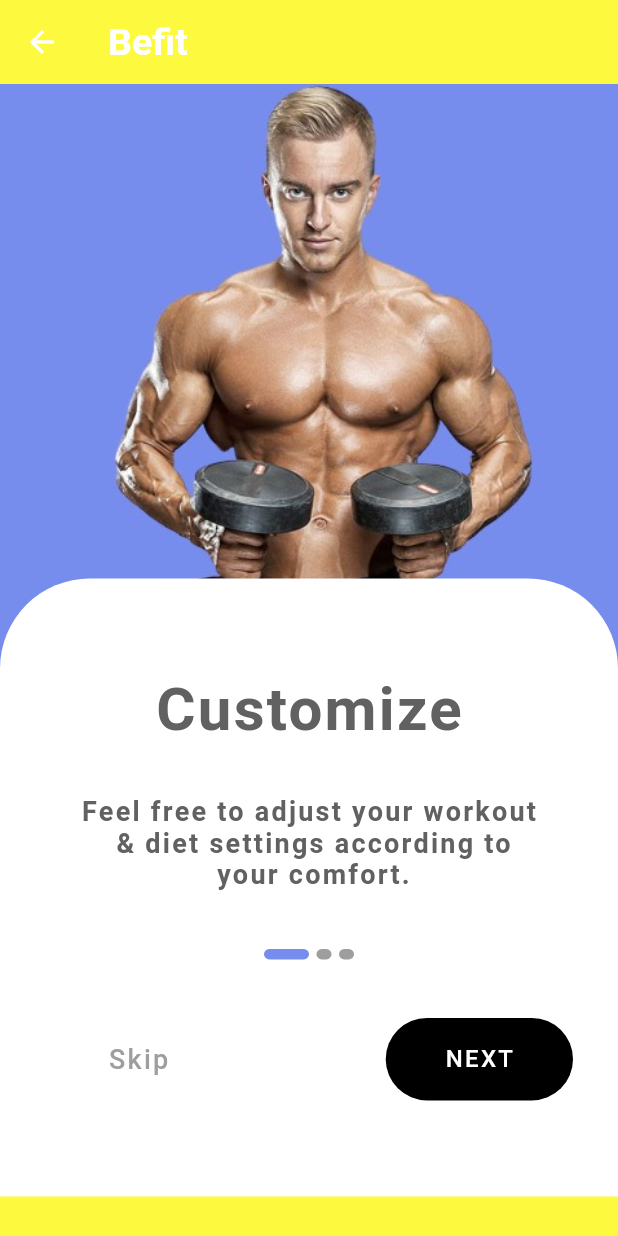
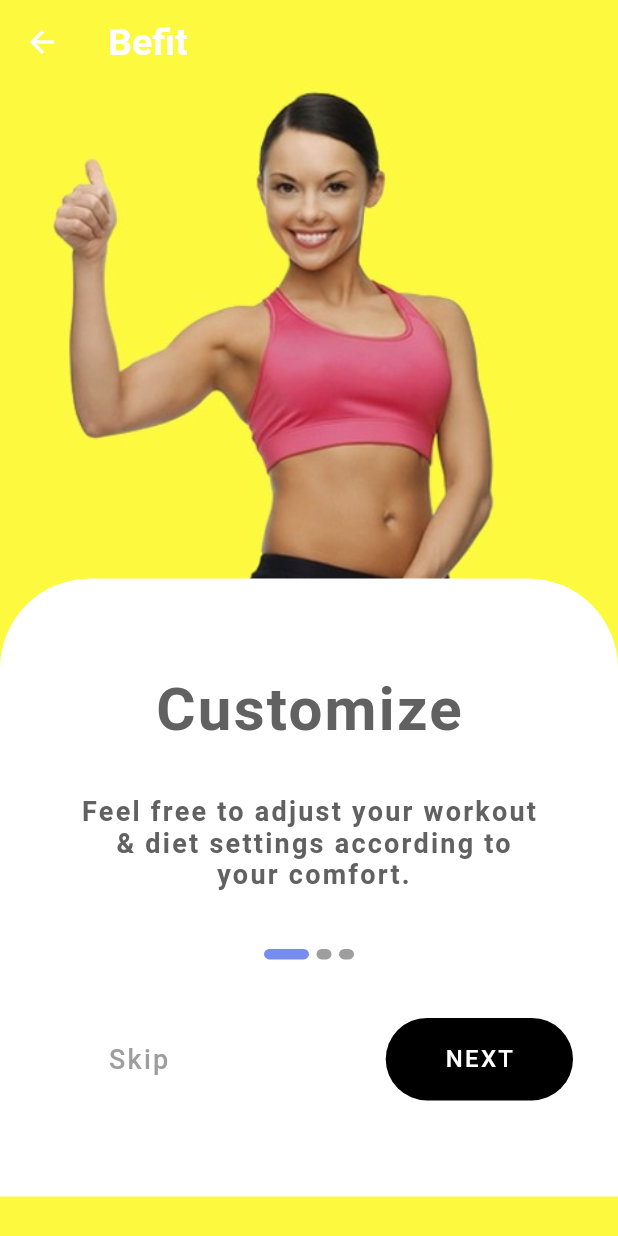
Before and after one commit to Johnsonojo/flutter_assignment_group_2, a Flutter app: the SecondPage screen opened directly, on a phone screen of 412 x 824 dp. Run offline on Flutter 3.47's test engine with Material 2 defaults, Android fonts, the phone set to English and light mode, and no system bars.

Commit message:
Added second image and changed background color

```diff
--- a/lib/main.dart
+++ b/lib/main.dart
@@ -1,5 +1,6 @@
 import 'package:flutter/material.dart';
-import 'package:flutter_assignment_group_2/my_app.dart';
+
+import 'my_app.dart';
 
 void main() {
   runApp(const MyApp());
--- a/lib/screens/second_page.dart
+++ b/lib/screens/second_page.dart
@@ -1,5 +1,6 @@
 import 'package:flutter/material.dart';
-import 'package:flutter_assignment_group_2/components/reusable_button.dart';
+
+import '../components/reusable_button.dart';
 
 class SecondPage extends StatelessWidget {
   const SecondPage({Key? key}) : super(key: key);
@@ -21,7 +22,7 @@ class SecondPage extends StatelessWidget {
           ),
         ),
         elevation: 0.0,
-        backgroundColor: Color.fromARGB(255, 252, 249, 62),
+        backgroundColor: Color.fromRGBO(252, 249, 62, 1),
       ),
       body: SafeArea(
         child: Container(
@@ -37,7 +38,7 @@ class SecondPage extends StatelessWidget {
                 decoration: const BoxDecoration(
                   image: DecorationImage(
                     fit: BoxFit.cover,
-                    image: AssetImage("images/muscled-guy.jpg"),
+                    image: AssetImage("images/secondpage.jpg"),
                   ),
                 ),
               ),
```
Also changed, not shown: lib/my_app.dart (+9 -1 lines), lib/screens/homepage.dart (+6 -2 lines), images/secondpage.jpg (added), 3 other files.
